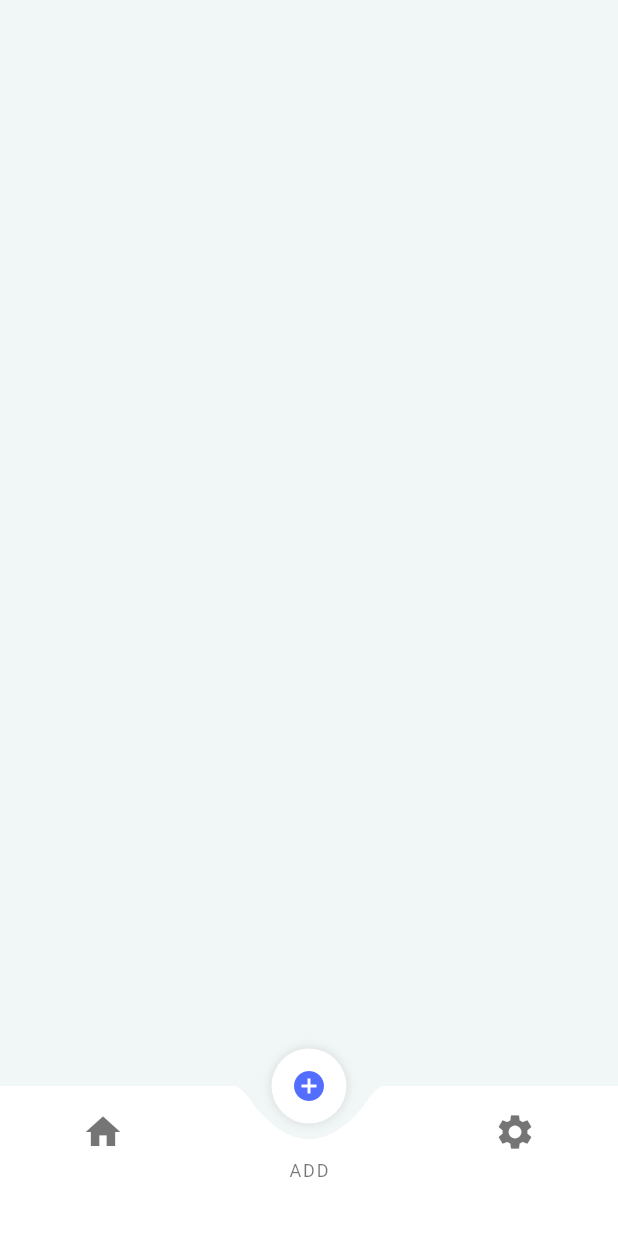
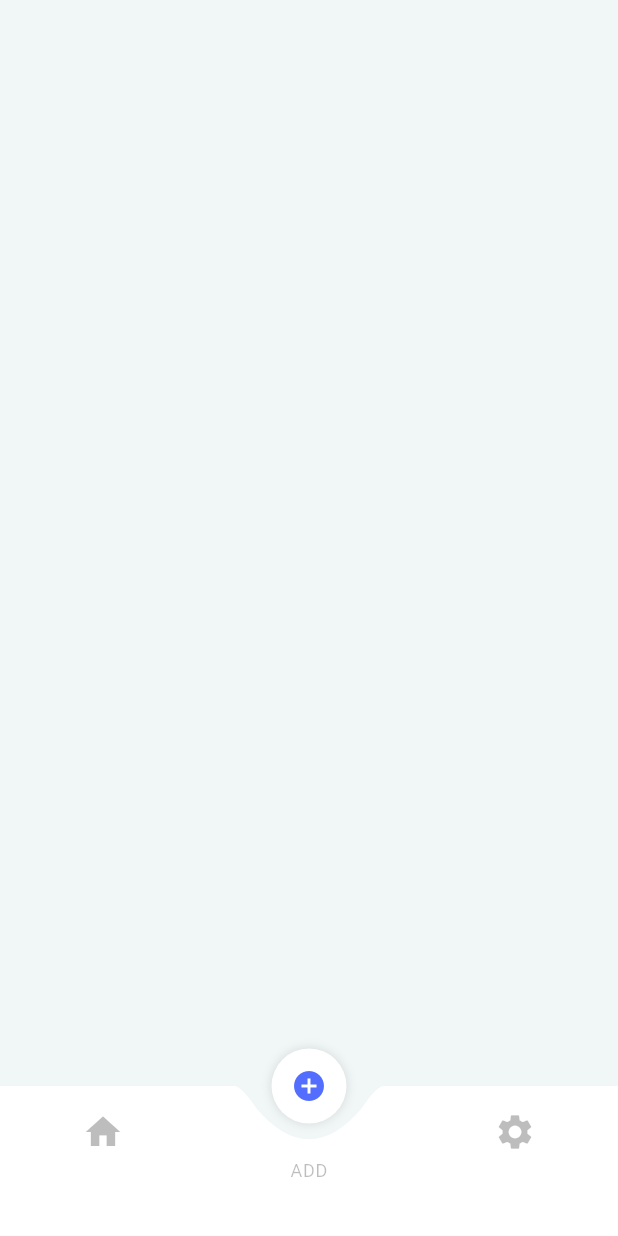
Before and after one commit to diaaanek/flutter_custom_nav, a Flutter app: the screen it shows after launch, on a phone screen of 412 x 824 dp. Run offline on Flutter 3.47's test engine with Material 2 defaults, Android fonts, the phone set to English and light mode, and no system bars; Roboto replaces fonts that are missing (Avenir).

```diff
--- a/lib/main.dart
+++ b/lib/main.dart
@@ -3,12 +3,11 @@ import 'package:flutter/material.dart';
 void main() => runApp(MyApp());
 
 class MyApp extends StatelessWidget {
-  // This widget is the root of your application.
   @override
   Widget build(BuildContext context) {
     return MaterialApp(
       debugShowCheckedModeBanner: false,
-      title: 'Flutter Demo',
+      title: 'Flutter Demo ',
       theme: ThemeData(
         primarySwatch: Colors.blue,
       ),
@@ -57,16 +56,14 @@ class _CustomBottomNavigationBarState extends State<CustomBottomNavigationBar>
   Animation<double> _fadeFabOutAnimation;
   Animation<double> _fadeFabInAnimation;
 
-  // Init Tween
   Tween<double> _positionTween;
 
-  // Alpha : used for fade in and out  and translate the icons
   double fabIconAlpha = 1;
 
   // Current selected tab
   int currentSelected = 0;
 
-  // Active Icons
+  // Active Icons --> Set add post as first option on tab
   IconData activeIcon = Icons.add_circle;
 
   @override
@@ -76,7 +73,7 @@ class _CustomBottomNavigationBarState extends State<CustomBottomNavigationBar>
     // Set up Tween init state
     _positionTween = Tween<double>(begin: 0, end: 0);
 
-    // Set up the FADE OUT Animation Controller
+    // FADE OUT Animation Controller
     _fadeOutController = AnimationController(
       vsync: this,
       duration: Duration(
@@ -120,7 +117,7 @@ class _CustomBottomNavigationBarState extends State<CustomBottomNavigationBar>
 
     // Create the FADE IN Animation
     // Will be run everytime setState() is called
-    // The Alpha value will be animated from 0 to 1
+
     _fadeFabInAnimation = Tween<double>(begin: 0, end: 1).animate(
         CurvedAnimation(
             parent: _animationController,
@@ -153,7 +150,7 @@ class _CustomBottomNavigationBarState extends State<CustomBottomNavigationBar>
   START : tab items
 ======================*/
 
-              // Home Tab
+              // Home Feed Tab
               TabItem(
                 selected: currentSelected == -1,
                 iconData: Icons.home,
@@ -168,7 +165,7 @@ class _CustomBottomNavigationBarState extends State<CustomBottomNavigationBar>
                 },
               ),
 
-              //Add Tab
+              //Add Post Tab
               TabItem(
                 selected: currentSelected == 0,
                 iconData: Icons.add_circle,
@@ -200,50 +197,24 @@ class _CustomBottomNavigationBarState extends State<CustomBottomNavigationBar>
             ],
           ),
         ),
-
-/*======================
-  START : pointer
-======================*/
         IgnorePointer(
           child: Container(
             decoration: BoxDecoration(color: Colors.transparent),
-
-            /*
-              Use [FractionallySizedBox] widget with [widthFactor] to set the child width
-              widthFactor: 1/3 will make the child expand to 1/3th of the parent width
-              then use the [alignment] attribute to set the position of the circle
-            */
             child: Align(
-              // Same as per widthFactor for the height
               heightFactor: 1,
-              /*
-                Set the X position of the circle (-1 , 0 , 1)
-                _positionAnimation.value will be set from the tab icons upon click
-                values can be -1, 0 or 1
-              */
               alignment: Alignment(_positionAnimation.value, 0),
               child: FractionallySizedBox(
-                /*
-                  Child widget will expand to 1/3th  width of the parent
-                */
                 widthFactor: 1 / 3,
-
-                /*
-                   START : circle
-                */
                 child: Stack(
                   alignment: Alignment.center,
                   children: [
                     Transform.translate(
-                      // Pull up the circle by half of its size
                       offset: Offset(0.0, -40.0),
                       child: Stack(
                         alignment: Alignment.center,
                         children: <Widget>[
                           /*
-                            The background of the white circle
-                            it needs to get the same background colors of the canvas
-                            so it maked the 'hole' effect
+                            background of circle SAME as background of page
                            */
                           Container(
                             height: 80,
@@ -257,19 +228,13 @@ class _CustomBottomNavigationBarState extends State<CustomBottomNavigationBar>
                           ),
 
                           /*
-                            The icosn container
+                            icosn container
                             wrapped inside a [Opacity] Widget so it can be faded in and out by the contollers
-                            Also wrapped with a [Transform.translate] widget so it can be moved up adn down
+
                           */
                           Opacity(
-                            /* fabIconAlpha is managed by the fadein and out animations */
                             opacity: fabIconAlpha,
                             child: Transform.translate(
-                              /*
-                                fabIconAlpha is managed by the translation animation
-                                when fabIconAlpha = 0 pushed the icon down
-                                when fabIconAlpha = 1 animate the icon up
-                              */
                               offset: Offset(0.0, (25 - 25 * fabIconAlpha)),
                               child: Container(
                                 width: 50,
@@ -279,7 +244,6 @@ class _CustomBottomNavigationBarState extends State<CustomBottomNavigationBar>
                                   /* The background of the circle */
                                   color: Colors.white,
 
-                                  /* Make the Container rounded */
                                   borderRadius: BorderRadius.all(
                                     Radius.circular(40),
                                   ),
@@ -307,9 +271,7 @@ class _CustomBottomNavigationBarState extends State<CustomBottomNavigationBar>
                     ),
 
                     /*
-                      The clip path
-                      used to make the 'hole' smoothly match the tabs bar baskground
-                      creating a soft curve
+
                       !! Can be improved !!
                     */
                     ClipPath(
@@ -322,25 +284,17 @@ class _CustomBottomNavigationBarState extends State<CustomBottomNavigationBar>
                     ),
                   ],
                 ),
-                //
-                // END: circle
-                //
               ),
             ),
           ),
         ),
-/*======================
-  END : pointer
-======================*/
       ],
     );
   }
 
   _initAnimationAndStart(double from, double to) {
-    // From = current animation value. Can be -1, 0 or 1
     _positionTween.begin = from;
 
-    // To = the tab we want to animate to. Can be -1, or 1
     _positionTween.end = to;
 
     _fadeOutController.reset();
@@ -384,34 +338,23 @@ class _TabItemState extends State<TabItem> {
         onTap: () => widget.callbackFunction(),
 
         child: Container(
-          /*
-            ??Possible bug??
-            Workaround
-            Without the background only the icon and the label is tappable
-            with the background all the tab become tappable
-          */
           color: Colors.transparent,
           child: Column(
             mainAxisAlignment: MainAxisAlignment.center,
             children: <Widget>[
-              // The Icon
-              /*
-                Use Animated Opacity to fade in and out the Icons
-                depending on the tab slected status
-              */
+              // TODOL change styles on non active icons
               AnimatedOpacity(
                 duration: Duration(milliseconds: 200),
                 opacity: widget.selected ? 0.0 : 1.0,
                 child: Icon(
                   widget.iconData,
                   size: 28,
-                  color: Colors.black54,
+                  color: Colors.black26,
                 ),
               ),
 
               /*
-                Use Animated Container to animate the space between the icon and label
-                so when the tab is selected the label slides down
+               when the tab is selected the label slides down
                 and the icon slides up
               */
               AnimatedContainer(
@@ -421,10 +364,7 @@ class _TabItemState extends State<TabItem> {
               ),
 
               // The Label
-              /*
-                Use Animated Opacity to fade in and out the Label
-                depending on the tab slected status
-              */
+
               AnimatedOpacity(
                 duration: Duration(milliseconds: 200),
                 opacity: widget.selected ? 1.0 : 0.0,
@@ -432,8 +372,9 @@ class _TabItemState extends State<TabItem> {
                   "${widget.title}",
                   style: TextStyle(
                     fontSize: 12,
-                    letterSpacing: 1.2,
-                    color: Colors.black54,
+                    letterSpacing: .5,
+                    fontFamily: "Avenir",
+                    color: Colors.black26,
                   ),
                 ),
               ),
@@ -445,12 +386,6 @@ class _TabItemState extends State<TabItem> {
   }
 }
 
-/*
-  The clip path
-  used to make the 'hole' smoothly match the tabs bar baskground
-  creating a soft curve
-  !! Can be improved !!
-*/
 class CustomShape extends CustomClipper<Path> {
   @override
   Path getClip(Size size) {
```
